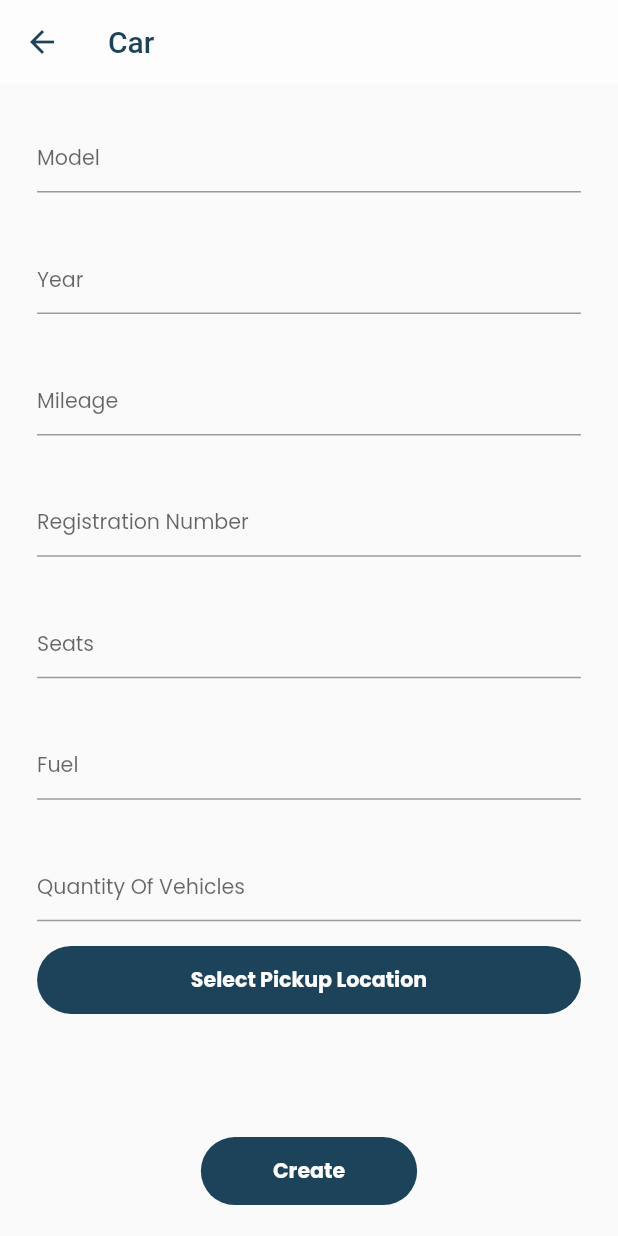
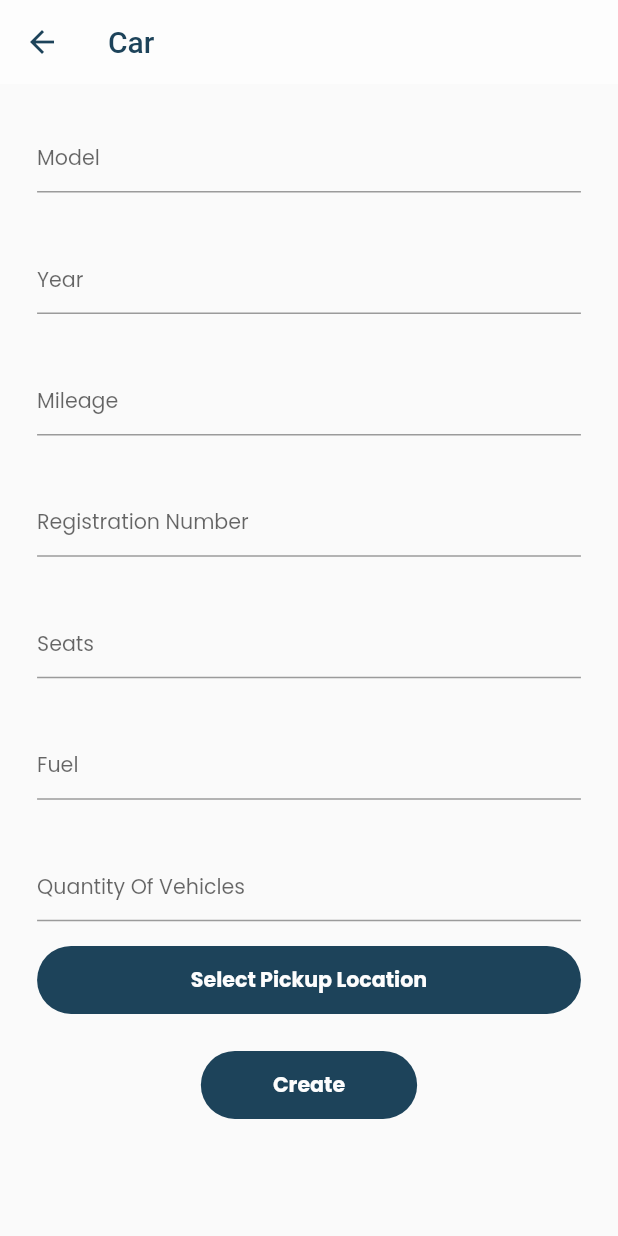
Before and after one commit to ijashuzain/wandering-wheels, a Flutter app: the CarCreate screen opened by its route, scrolled down 489 dp, on a phone screen of 412 x 824 dp. Run offline on Flutter 3.47's test engine with Material 2 defaults, Android fonts, the phone set to English and light mode, and no system bars; our stand-ins replace cloud_firestore, double_back_to_close_app, firebase_auth, firebase_core, firebase_storage, google_maps_flutter and 6 more; missing offline and left inert: flutter_launcher_icons; accounts and stored records are empty.

Commit message:
Car Creation Bug Fix

```diff
--- a/lib/models/car_model.dart
+++ b/lib/models/car_model.dart
@@ -7,7 +7,7 @@ class Car {
   String manufacturer;
   String model;
   int year;
-  int mileage;
+  String mileage;
   int seats;
   int quantity;
   String pickupLat;
@@ -46,7 +46,7 @@ class Car {
         manufacturer = json['manufacturer'],
         model = json['model'],
         year = json['year'],
-        mileage = json['mileage'],
+        mileage = json['mileage'].toString(),
         seats = json['seats'],
         fuel = json['fuel'],
         pickupLat = json['pickupLat'],
--- a/lib/providers/booking_provider.dart
+++ b/lib/providers/booking_provider.dart
@@ -31,7 +31,7 @@ class BookingProvider extends ChangeNotifier {
     manufacturer: "NONE",
     model: "NONE",
     year: 1000,
-    mileage: 0,
+    mileage: "",
     seats: 0,
     regNumber: '',
     quantity: 0,
--- a/lib/providers/car_provider.dart
+++ b/lib/providers/car_provider.dart
@@ -7,6 +7,7 @@ import 'package:flutter/material.dart';
 import 'package:wandering_wheels/models/car_model.dart';
 import 'package:wandering_wheels/models/category_model.dart';
 import 'package:wandering_wheels/models/user_model.dart';
+import 'package:wandering_wheels/providers/analytics_provider.dart';
 import 'package:wandering_wheels/providers/booking_provider.dart';
 import 'package:wandering_wheels/providers/user_provider.dart';
 
--- a/lib/utils/providers.dart
+++ b/lib/utils/providers.dart
@@ -1,5 +1,6 @@
 import 'package:provider/provider.dart';
 import 'package:provider/single_child_widget.dart';
+import 'package:wandering_wheels/providers/analytics_provider.dart';
 import 'package:wandering_wheels/providers/auth_provider.dart';
 import 'package:wandering_wheels/providers/booking_provider.dart';
 import 'package:wandering_wheels/providers/car_provider.dart';
@@ -20,4 +21,5 @@ List<SingleChildWidget> providers = [
   ChangeNotifierProvider(create: (_) => AuthProvider()),
   ChangeNotifierProvider(create: (_) => UserProvider()),
   ChangeNotifierProvider(create: (_) => MapProvider()),
+  ChangeNotifierProvider(create: (_) => AnalyticsProvider()),
 ];
--- a/lib/views/car_details/car_create.dart
+++ b/lib/views/car_details/car_create.dart
@@ -84,12 +84,117 @@ class _CarCreateState extends State<CarCreate> {
   @override
   Widget build(BuildContext context) {
     return Scaffold(
-      floatingActionButtonLocation: FloatingActionButtonLocation.centerDocked,
-      floatingActionButton: Align(
-        alignment: Alignment.bottomCenter,
-        child: Padding(
-          padding: EdgeInsets.all(5.w),
-          child: Consumer<CarProvider>(builder: (context, provider, child) {
+      appBar: AppBar(
+        backgroundColor: kBackgroundColor,
+        elevation: 0,
+        iconTheme: const IconThemeData(color: kPrimaryColor),
+        title: const Text(
+          "Car",
+          style: TextStyle(color: kPrimaryColor),
+        ),
+      ),
+      body: SizedBox(
+        height: 100.h,
+        width: 100.w,
+        child: Stack(
+          children: [
+            Padding(
+              padding: EdgeInsets.only(left: 3.h, right: 3.h, bottom: 3.h),
+              child: SizedBox(
+                height: 100.h,
+                width: 100.w,
+                child: SingleChildScrollView(
+                  physics: const BouncingScrollPhysics(),
+                  child: Column(
+                    children: [
+                      CImagePicker(
+                        isUpdate: widget.isUpdate,
+                        networkImage:
+                            widget.car != null ? widget.car!.image : "",
+                        onImagePicked: (img) {
+                          log(img.path);
+                          setState(() {
+                            image = img;
+                          });
+                        },
+                      ),
+                      CTextField(
+                        controller: displayNameController,
+                        hint: "Display Name",
+                      ),
+                      DropdownButton(
+                        value: categoryId,
+                        items: menuList,
+                        isExpanded: true,
+                        hint: Text(
+                          "Category",
+                          style: TextStyle(
+                            fontFamily: "Poppins",
+                            fontWeight: FontWeight.w500,
+                            fontSize: 10.sp,
+                          ),
+                        ),
+                        onChanged: (val) {
+                          log(val.toString());
+                          setState(() {
+                            categoryId = val.toString();
+                          });
+                        },
+                      ),
+                      CTextField(
+                          type: TextInputType.number,
+                          controller: rateController,
+                          hint: "Rate Per Day"),
+                      CTextField(
+                          controller: manufacturerController,
+                          hint: "Manufacturer"),
+                      CTextField(controller: modelController, hint: "Model"),
+                      CTextField(
+                          type: TextInputType.number,
+                          controller: yearController,
+                          hint: "Year"),
+                      CTextField(
+                          controller: mileageController, hint: "Mileage"),
+                      CTextField(
+                          controller: regController,
+                          hint: "Registration Number"),
+                      CTextField(
+                          type: TextInputType.number,
+                          controller: seatController,
+                          hint: "Seats"),
+                      CTextField(controller: fuelController, hint: "Fuel"),
+                      CTextField(
+                          type: TextInputType.number,
+                          controller: quantityController,
+                          hint: "Quantity Of Vehicles"),
+                      CButton(
+                          expand: true,
+                          title: lat == '0' || lng == '0'
+                              ? "Select Pickup Location"
+                              : "Change Pickup Location",
+                          onTap: () {
+                            Navigator.push(
+                              context,
+                              MaterialPageRoute(
+                                builder: (context) {
+                                  return CarPickupMap(
+                                    lat: double.parse(lat!),
+                                    lng: double.parse(lng!),
+                                    isSelect: true,
+                                    onSelected: (loc) {
+                                      setState(() {
+                                        lat = loc.latitude.toString();
+                                        lng = loc.longitude.toString();
+                                      });
+                                    },
+                                  );
+                                },
+                              ),
+                            );
+                          }),
+                      SizedBox(height: 3.h),
+                      Consumer<CarProvider>(
+                          builder: (context, provider, child) {
                         return Row(
                           mainAxisAlignment: MainAxisAlignment.spaceEvenly,
                           children: [
@@ -171,12 +276,14 @@ class _CarCreateState extends State<CarCreate> {
                                     ),
                                   );
                                 } else {
-                      UserData user = context.read<UserProvider>().currentUser!;
+                                  UserData user =
+                                      context.read<UserProvider>().currentUser!;
                                   provider.uploadCar(
                                     context: context,
                                     isUpdate: widget.isUpdate,
-                        currentImage:
-                            widget.car != null ? widget.car!.image : null,
+                                    currentImage: widget.car != null
+                                        ? widget.car!.image
+                                        : null,
                                     image: image,
                                     car: Car(
                                       dealerId: user.id!,
@@ -189,12 +296,17 @@ class _CarCreateState extends State<CarCreate> {
                                       manufacturer: manufacturerController.text,
                                       model: modelController.text,
                                       year: int.parse(yearController.text),
-                          mileage: int.parse(mileageController.text),
+                                      mileage:mileageController.text,
                                       seats: int.parse(seatController.text),
-                          quantity: int.parse(quantityController.text),
+                                      quantity:
+                                          int.parse(quantityController.text),
                                       fuel: fuelController.text,
-                          id: widget.car == null ? "" : widget.car!.id,
-                          image: widget.car == null ? "" : widget.car!.image,
+                                      id: widget.car == null
+                                          ? ""
+                                          : widget.car!.id,
+                                      image: widget.car == null
+                                          ? ""
+                                          : widget.car!.image,
                                     ),
                                     onSuccess: (va) {
                                       Navigator.pop(context);
@@ -341,116 +453,6 @@ class _CarCreateState extends State<CarCreate> {
                           ],
                         );
                       }),
-        ),
-      ),
-      appBar: AppBar(
-        backgroundColor: kBackgroundColor,
-        elevation: 0,
-        iconTheme: const IconThemeData(color: kPrimaryColor),
-        title: const Text(
-          "Car",
-          style: TextStyle(color: kPrimaryColor),
-        ),
-      ),
-      body: SizedBox(
-        height: 100.h,
-        width: 100.w,
-        child: Stack(
-          children: [
-            Padding(
-              padding: EdgeInsets.only(left: 3.h, right: 3.h, bottom: 3.h),
-              child: SizedBox(
-                height: 100.h,
-                width: 100.w,
-                child: SingleChildScrollView(
-                  physics: const BouncingScrollPhysics(),
-                  child: Column(
-                    children: [
-                      CImagePicker(
-                        isUpdate: widget.isUpdate,
-                        networkImage:
-                            widget.car != null ? widget.car!.image : "",
-                        onImagePicked: (img) {
-                          log(img.path);
-                          setState(() {
-                            image = img;
-                          });
-                        },
-                      ),
-                      CTextField(
-                        controller: displayNameController,
-                        hint: "Display Name",
-                      ),
-                      DropdownButton(
-                        value: categoryId,
-                        items: menuList,
-                        isExpanded: true,
-                        hint: Text(
-                          "Category",
-                          style: TextStyle(
-                            fontFamily: "Poppins",
-                            fontWeight: FontWeight.w500,
-                            fontSize: 10.sp,
-                          ),
-                        ),
-                        onChanged: (val) {
-                          log(val.toString());
-                          setState(() {
-                            categoryId = val.toString();
-                          });
-                        },
-                      ),
-                      CTextField(
-                          type: TextInputType.number,
-                          controller: rateController,
-                          hint: "Rate Per Day"),
-                      CTextField(
-                          controller: manufacturerController,
-                          hint: "Manufacturer"),
-                      CTextField(controller: modelController, hint: "Model"),
-                      CTextField(
-                          type: TextInputType.number,
-                          controller: yearController,
-                          hint: "Year"),
-                      CTextField(
-                          controller: mileageController, hint: "Mileage"),
-                      CTextField(
-                          controller: regController,
-                          hint: "Registration Number"),
-                      CTextField(
-                          type: TextInputType.number,
-                          controller: seatController,
-                          hint: "Seats"),
-                      CTextField(controller: fuelController, hint: "Fuel"),
-                      CTextField(
-                          type: TextInputType.number,
-                          controller: quantityController,
-                          hint: "Quantity Of Vehicles"),
-                      CButton(
-                          expand: true,
-                          title: lat == '0' || lng == '0'
-                              ? "Select Pickup Location"
-                              : "Change Pickup Location",
-                          onTap: () {
-                            Navigator.push(
-                              context,
-                              MaterialPageRoute(
-                                builder: (context) {
-                                  return CarPickupMap(
-                                    lat: double.parse(lat!),
-                                    lng: double.parse(lng!),
-                                    isSelect: true,
-                                    onSelected: (loc) {
-                                      setState(() {
-                                        lat = loc.latitude.toString();
-                                        lng = loc.longitude.toString();
-                                      });
-                                    },
-                                  );
-                                },
-                              ),
-                            );
-                          }),
                       SizedBox(height: 15.h)
                     ],
                   ),
```
Also changed, not shown: lib/models/anaysis_model.dart (added, +26 -0 lines), lib/providers/analytics_provider.dart (added, +33 -0 lines). Lines whose indentation alone changed are shown as unchanged.
